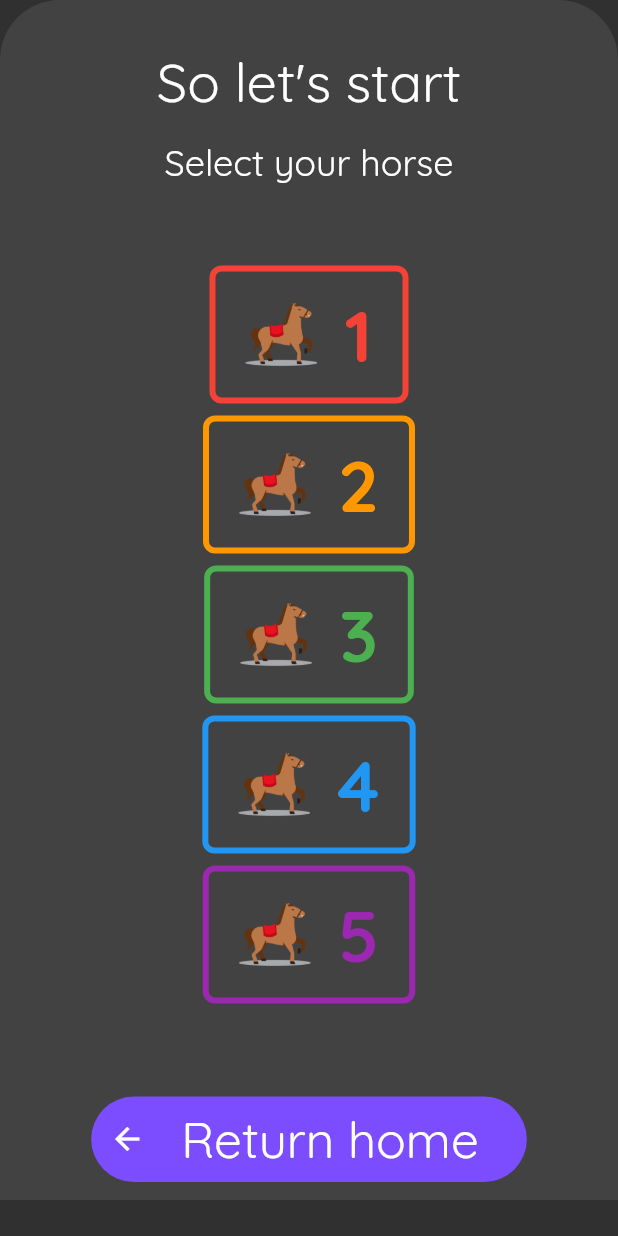
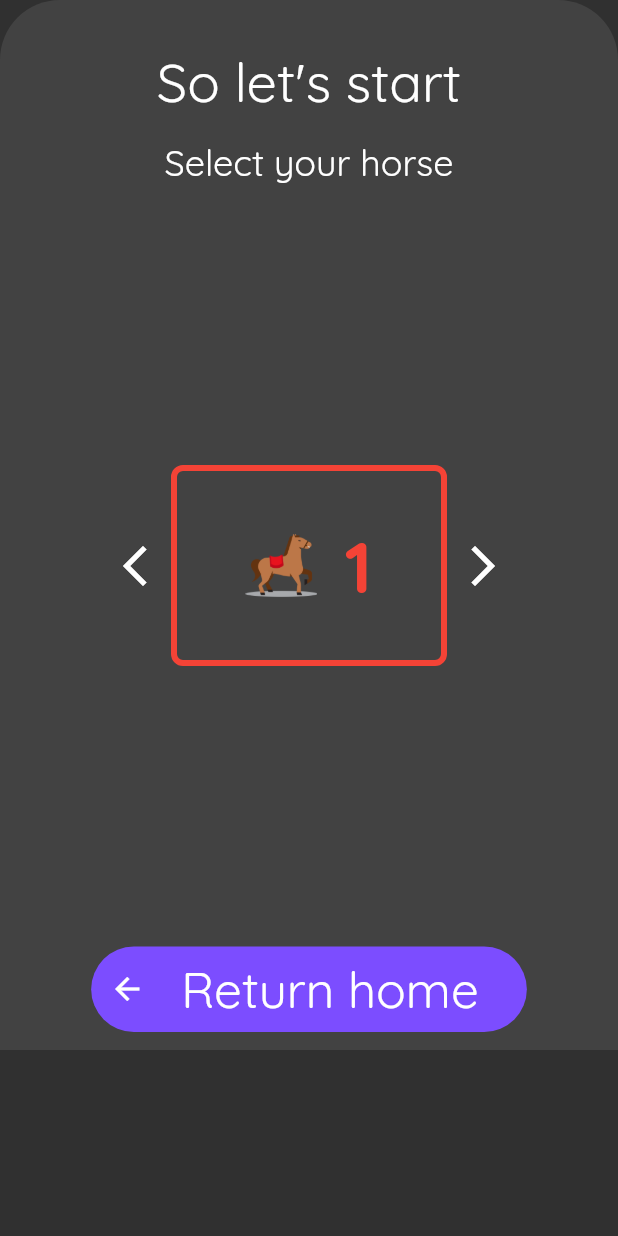
Before and after one commit to berkekaraman99/HorseRace, a Flutter app: the GameBottomSheet widget shown alone on an empty page, opened directly, on a phone screen of 412 x 824 dp. Run offline on Flutter 3.47's test engine with Material 2 defaults, Android fonts, the phone set to English and light mode, and no system bars; our stand-ins replace audioplayers, confetti, easy_localization, flutter_animate, shimmer.

Commit message:
some minor changes

```diff
--- a/lib/views/HomeView/home.dart
+++ b/lib/views/HomeView/home.dart
@@ -175,7 +175,7 @@ class _GameBottomSheetState extends State<GameBottomSheet> {
   Widget build(BuildContext context) {
     return SafeArea(
       child: ConstrainedBox(
-        constraints: const BoxConstraints(maxHeight: 800),
+        constraints: const BoxConstraints(maxHeight: 700),
         child: Container(
           decoration: BoxDecoration(
               color: context.theme.bottomAppBarColor,
@@ -186,8 +186,10 @@ class _GameBottomSheetState extends State<GameBottomSheet> {
             padding: const EdgeInsets.only(top: 32.0, bottom: 12.0),
             child: Center(
               child: Column(
-                mainAxisAlignment: MainAxisAlignment.center,
+                mainAxisAlignment: MainAxisAlignment.spaceBetween,
                 mainAxisSize: MainAxisSize.max,
+                children: [
+                  Column(
                     children: [
                       Text(LocaleKeys.start_select_horse.locale,
                           style: const TextStyle(fontSize: 36.0)),
@@ -196,18 +198,16 @@ class _GameBottomSheetState extends State<GameBottomSheet> {
                       ),
                       Text(LocaleKeys.select_horse.locale,
                           style: const TextStyle(fontSize: 24.0)),
-                  const Expanded(child: Center(child: NewGame())),
-                  Row(
-                    mainAxisAlignment: MainAxisAlignment.center,
-                    children: [
+                    ],
+                  ),
+                  const NewGame(),
                   ElevatedButton.icon(
                       style: ButtonStyle(
                           shape: MaterialStateProperty.all(
                               RoundedRectangleBorder(
                                   borderRadius: BorderRadius.circular(99.0),
                                   side: const BorderSide(
-                                          width: 2,
-                                          color: Colors.transparent)))),
+                                      width: 2, color: Colors.transparent)))),
                       onPressed: () => Navigator.pop(context),
                       icon: const Icon(Icons.arrow_back),
                       label: Padding(
@@ -217,9 +217,7 @@ class _GameBottomSheetState extends State<GameBottomSheet> {
                           LocaleKeys.return_home.locale,
                           style: TextStyle(fontSize: context.mediumValue),
                         ),
-                          ))
-                    ],
-                  ),
+                      )),
                 ],
               ),
             ),
--- a/lib/views/NewGameView/new_game.dart
+++ b/lib/views/NewGameView/new_game.dart
@@ -1,6 +1,8 @@
 import 'dart:async';
 import 'package:flutter/material.dart';
+import 'package:flutter/rendering.dart';
 import 'package:flutter_application_final/core/constants/image/image_constants.dart';
+import 'package:flutter_application_final/core/extension/context_extension.dart';
 import 'package:flutter_application_final/product/model/horse_model.dart';
 import 'package:flutter_application_final/product/widget/loading_dialog.dart';
 import 'package:flutter_application_final/views/GamePageView/game_page.dart';
@@ -14,21 +16,39 @@ class NewGame extends StatefulWidget {
 
 class _NewGameState extends State<NewGame> {
   Horse? selectedHorse;
+  late final _pageController = PageController(viewportFraction: 1);
+
+  @override
+  void dispose() {
+    super.dispose();
+    _pageController.dispose();
+  }
 
   @override
   Widget build(BuildContext context) {
+    return Center(
+      child: Row(
+        mainAxisAlignment: MainAxisAlignment.center,
+        children: [
+          InkWell(
+              onTap: () {
+                _pageController.previousPage(
+                    duration: context.durationLow, curve: Curves.easeInOut);
+              },
+              child: const Icon(Icons.arrow_back_ios_new, size: 32.0)),
+          ConstrainedBox(
+            constraints: const BoxConstraints(maxHeight: 150, maxWidth: 200),
+            child: PageView.builder(
+                physics: const BouncingScrollPhysics(),
+                controller: _pageController,
+                itemCount: Horse.horses.length,
+                itemBuilder: (context, index) {
                   return Padding(
-      padding: const EdgeInsets.symmetric(vertical: 10.0),
-      child: ListView.builder(
-          physics: const BouncingScrollPhysics(),
-          itemCount: Horse.horses.length,
-          shrinkWrap: true,
-          itemBuilder: (context, index) {
-            return Column(
-              children: [
-                TextButton(
+                    padding: const EdgeInsets.all(8.0),
+                    child: TextButton(
                         style: ButtonStyle(
-                        shape: MaterialStateProperty.all(RoundedRectangleBorder(
+                            shape: MaterialStateProperty.all(
+                                RoundedRectangleBorder(
                                     borderRadius: BorderRadius.circular(8.0),
                                     side: BorderSide(
                                         width: 4,
@@ -58,12 +78,8 @@ class _NewGameState extends State<NewGame> {
                             },
                           );
                         },
-                    child: Padding(
-                      padding: const EdgeInsets.symmetric(
-                          vertical: 8.0, horizontal: 16.0),
                         child: Row(
                           mainAxisAlignment: MainAxisAlignment.center,
-                        mainAxisSize: MainAxisSize.min,
                           children: [
                             ImageConstants.horseIcon,
                             const SizedBox(width: 18.0),
@@ -75,14 +91,18 @@ class _NewGameState extends State<NewGame> {
                                   fontWeight: FontWeight.w700),
                             )
                           ],
-                      ),
                         )),
-                const SizedBox(
-                  height: 8.0,
-                ),
-              ],
                   );
                 }),
+          ),
+          InkWell(
+              onTap: () {
+                _pageController.nextPage(
+                    duration: context.durationLow, curve: Curves.easeInOut);
+              },
+              child: const Icon(Icons.arrow_forward_ios, size: 32.0))
+        ],
+      ),
     );
   }
 }
```
Also changed, not shown: lib/views/SettingsView/settings.dart (+8 -1 lines), 1 other file. Lines whose indentation alone changed are shown as unchanged.
